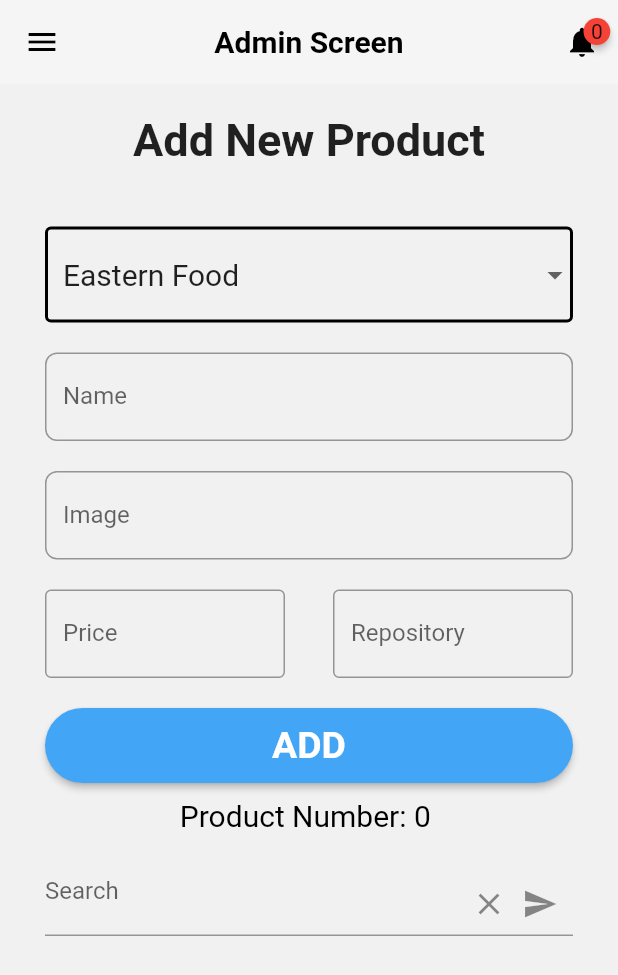
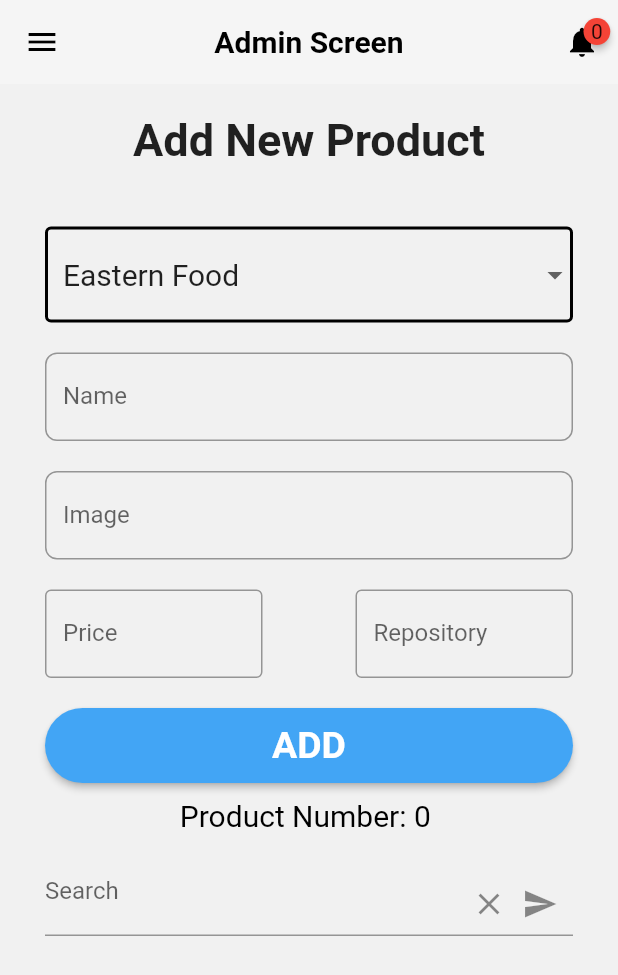
Before and after one commit to SonHoang1002/E-Commerce-1, a Flutter app: the HomeAdmin screen opened directly, on a phone screen of 412 x 824 dp. Shown: the top 975 px of the screen. Run offline on Flutter 3.47's test engine with Material 2 defaults, Android fonts, the phone set to English and light mode, and no system bars; drawn by our look-alikes of badges; our stand-ins replace animated_text_kit, carousel_pro, cloud_firestore, file_picker, firebase_auth, firebase_core and 6 more; missing offline and left inert: count_number, custom_dialog, flutter_sms, simple_autocomplete_formfield, talkjs_flutter; accounts and stored records are empty; network calls fail.

Commit message:
fix ad and response to physical device

```diff
--- a/lib/screen/admin/homeAdmin.dart
+++ b/lib/screen/admin/homeAdmin.dart
@@ -230,7 +230,8 @@ class _HomeAdminState extends State<HomeAdmin> {
                                     MainAxisAlignment.spaceBetween,
                                 children: [
                                   Container(
-                                    width: 160,
+                                    width: 145,
+                                    margin: EdgeInsets.fromLTRB(0, 0, 5, 0),
                                     child: TextFormField(
                                       controller: priceController,
                                       keyboardType: TextInputType.number,
@@ -243,7 +244,8 @@ class _HomeAdminState extends State<HomeAdmin> {
                                     ),
                                   ),
                                   Container(
-                                    width: 160,
+                                    width: 145,
+                                     margin: EdgeInsets.fromLTRB(5, 0, 0, 0),
                                     child: TextFormField(
                                       controller: repoController,
                                       keyboardType: TextInputType.number,
--- a/lib/screen/cartscreen.dart
+++ b/lib/screen/cartscreen.dart
@@ -96,6 +96,7 @@ class _CartScreenState extends State<CartScreen> {
       // ),
       bottomSheet: Container(
           height: 290,
+          padding:EdgeInsets.symmetric(horizontal: 10),
           child: Column(
             children: [
               Container(
--- a/lib/screen/checkout.dart
+++ b/lib/screen/checkout.dart
@@ -303,7 +303,7 @@ class _CheckOutState extends State<CheckOut> {
                                     Container(
                                         child: Divider(
                                       color: Colors.red,
-                                      height: 40,
+                                      height: 20,
                                     )),
                                   ],
                                 ),
--- a/lib/screen/login.dart
+++ b/lib/screen/login.dart
@@ -310,12 +310,6 @@ class _Login extends State<Login> {
     );
   }
 
-  @override
-  void dispose() {
-    _ad?.dispose();
-
-    super.dispose();
-  }
 
   Future<void> send() async {
     if (generalProvider.getResetCode == "") {
--- a/lib/widget/singleproduct.dart
+++ b/lib/widget/singleproduct.dart
@@ -24,7 +24,7 @@ class SingleProduct extends StatelessWidget {
       child: Card(
         child: Container(
           height: 230,
-          width: 173,
+          width: 157,
           color: Colors.blue,
           child: Column(children: [
             Container(
@@ -35,7 +35,7 @@ class SingleProduct extends StatelessWidget {
                       fit: BoxFit.fill, image: NetworkImage("$image"))),
             ),
             Container(
-              height: 60,
+              height: 50,
               child: Column(
                 mainAxisAlignment: MainAxisAlignment.spaceEvenly,
                 children: [
```
Also changed, not shown: lib/screen/homepage.dart (+7 -2 lines), lib/widget/cartsingleproduct.dart (+12 -10 lines).
